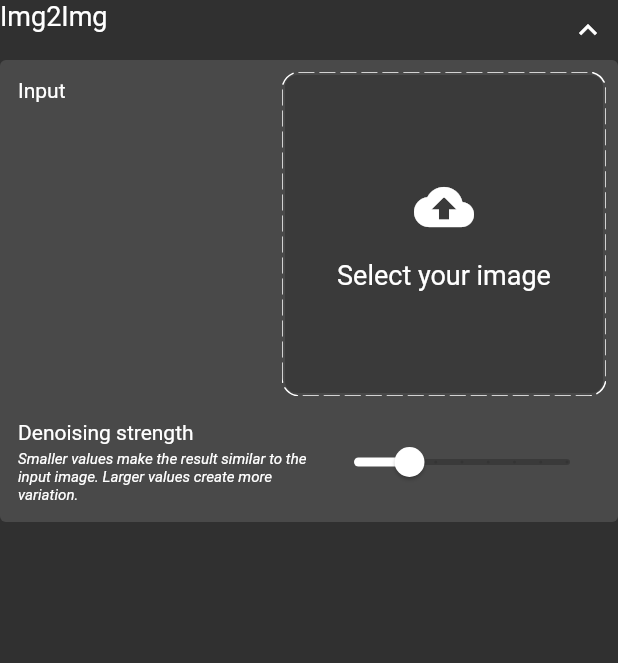
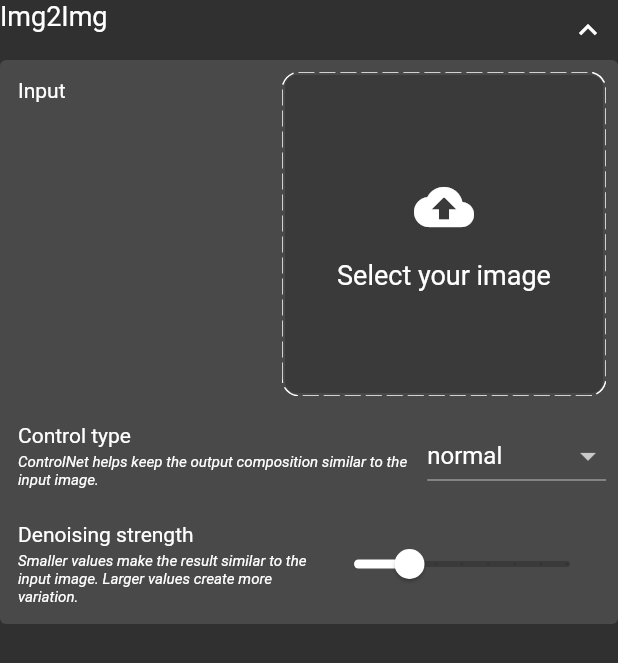
Before and after one commit to ndahlquist/stable-horde-flutter, a Flutter app: the ImagePickerWidget widget shown alone on an empty page, opened directly, after a tap on "Img2Img", on a phone screen of 412 x 824 dp. Shown: the top 663 px of the screen. Run offline on Flutter 3.47's test engine with Material 2 defaults, Android fonts, the phone set to English and light mode, and no system bars; drawn by our look-alikes of dotted_border, expandable; our stand-ins replace cached_network_image, device_info, firebase_analytics, firebase_core, firebase_remote_config, flutter_svg and 9 more; missing offline and left inert: a package; accounts and stored records are empty; generated files the repository leaves out were written again; network calls fail; Roboto replaces fonts that are missing (Ubuntu).

Commit message:
Implement ControlNet option (#121)

```diff
--- a/lib/blocs/shared_prefs_bloc.dart
+++ b/lib/blocs/shared_prefs_bloc.dart
@@ -20,6 +20,7 @@ class _SharedPrefsBloc {
   static const _denoisingStrengthKey = 'DENOISING_STRENGTH_KEY';
   static const _donateImageOptionKey = 'DONATE_IMAGE_OPTION_KEY';
   static const _saveImagesOptionKey = 'SAVE_IMAGES_OPTION_KEY';
+  static const _controlTypeKey = 'CONTROL_TYPE_KEY';
 
   static const defaultPrompt =
       "Futuristic spaceship. Rainforest. A painting of a spaceship on a rainforest planet by Caravaggio. Trending on Artstation. chiaroscuro.";
@@ -150,6 +151,16 @@ class _SharedPrefsBloc {
     }
   }
 
+  Future<String> getControlType() async {
+    final prefs = await SharedPreferences.getInstance();
+    return prefs.getString(_controlTypeKey) ?? 'normal';
+  }
+
+  Future setControlType(String value) async {
+    final prefs = await SharedPreferences.getInstance();
+    await prefs.setString(_controlTypeKey, value);
+  }
+
   // Returns donate image option (default should be true)
   Future<bool> isDonateImageEnabled() async {
     final prefs = await SharedPreferences.getInstance();
--- a/lib/blocs/tasks_bloc.dart
+++ b/lib/blocs/tasks_bloc.dart
@@ -19,6 +19,7 @@ class _TasksBloc {
     final modelName = await sharedPrefsBloc.getModel();
     final seed = await sharedPrefsBloc.getSeed();
     String? img2ImgInputEncodedString = await sharedPrefsBloc.getImg2ImgInput();
+    final controlType = await sharedPrefsBloc.getControlType();
 
     final List<String> postProcessors = [];
 
@@ -76,6 +77,7 @@ class _TasksBloc {
           'karras': true,
           if (img2ImgInputEncodedString != null)
             'denoising_strength': denoisingStrength,
+          if (img2ImgInputEncodedString != null) 'control_type': controlType,
           'post_processing': postProcessors,
         },
         'nsfw': true,
--- /dev/null
+++ b/lib/widgets/control_type_box.dart
@@ -0,0 +1,95 @@
+import 'package:flutter/material.dart';
+import 'package:stable_horde_flutter/blocs/shared_prefs_bloc.dart';
+
+class ControlTypeBox extends StatefulWidget {
+  const ControlTypeBox({super.key});
+
+  @override
+  State<ControlTypeBox> createState() => _ControlTypeBoxState();
+}
+
+class _ControlTypeBoxState extends State<ControlTypeBox> {
+  static const List<String> _controlTypes = <String>[
+    "canny",
+    "hed",
+    "depth",
+    "normal",
+    "openpose",
+    "seg",
+    "scribble",
+    "fakescribbles",
+    "hough"
+  ];
+
+  String _controlType = 'normal';
+
+  @override
+  void initState() {
+    super.initState();
+    sharedPrefsBloc.getControlType().then((value) {
+      setState(() {
+        _controlType = value;
+      });
+    });
+  }
+
+  @override
+  Widget build(BuildContext context) {
+    return Padding(
+      padding: const EdgeInsets.only(
+        left: 4,
+        top: 16,
+        bottom: 4,
+      ),
+      child: Row(
+        crossAxisAlignment: CrossAxisAlignment.center,
+        children: [
+          Expanded(
+            child: Column(
+              crossAxisAlignment: CrossAxisAlignment.start,
+              children: const [
+                Text('Control type'),
+                SizedBox(height: 4),
+                Text(
+                  'ControlNet helps keep the output composition similar to the input image.',
+                  style: TextStyle(
+                    fontSize: 10,
+                    fontStyle: FontStyle.italic,
+                  ),
+                ),
+              ],
+            ),
+          ),
+          const SizedBox(width: 8),
+          SliderTheme(
+            data: SliderThemeData(
+              thumbColor: Colors.white,
+              inactiveTickMarkColor: Colors.black.withOpacity(.1),
+              activeTrackColor: Colors.white,
+              inactiveTrackColor: Colors.black.withOpacity(.2),
+            ),
+            child: DropdownButton<String>(
+              value: _controlType,
+              elevation: 16,
+              onChanged: (String? value) {
+                setState(() {
+                  _controlType = value!;
+                });
+
+                sharedPrefsBloc.setControlType(_controlType);
+              },
+              items: _controlTypes.map<DropdownMenuItem<String>>(
+                (value) {
+                  return DropdownMenuItem<String>(
+                    value: value,
+                    child: Text(value),
+                  );
+                },
+              ).toList(),
+            ),
+          ),
+        ],
+      ),
+    );
+  }
+}
--- a/lib/widgets/image_picker_widget.dart
+++ b/lib/widgets/image_picker_widget.dart
@@ -10,6 +10,7 @@ import 'package:stable_horde_flutter/blocs/conversions_bloc.dart';
 import 'package:stable_horde_flutter/blocs/shared_prefs_bloc.dart';
 import 'package:stable_horde_flutter/dialogs/login_dialog.dart';
 import 'package:stable_horde_flutter/utils/image_picker_utils.dart';
+import 'package:stable_horde_flutter/widgets/control_type_box.dart';
 import 'package:stable_horde_flutter/widgets/denoising_strength_box.dart';
 import 'package:stable_horde_flutter/widgets/section_frame.dart';
 
@@ -174,6 +175,7 @@ class _ImagePickerWidgetState extends State<ImagePickerWidget> {
                     ],
                   ),
                 ),
+                const ControlTypeBox(),
                 const DenoisingStrengthBox(),
               ],
             ),
```
